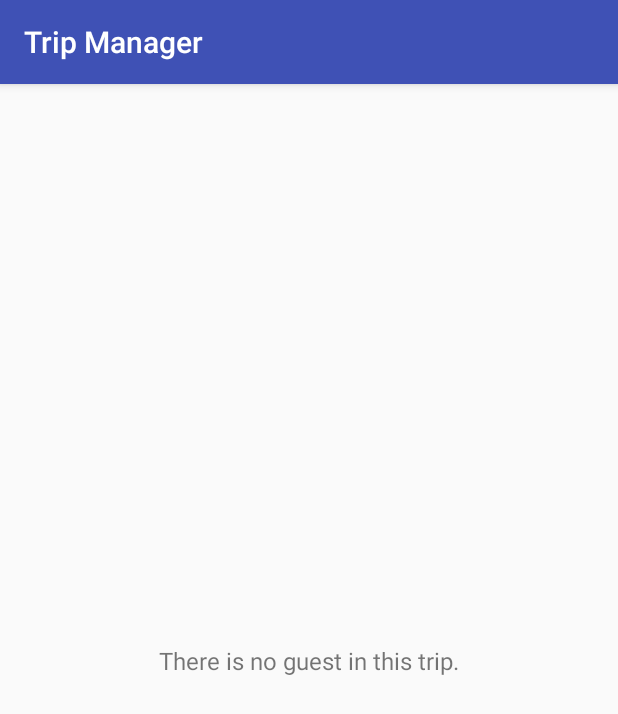
After one commit to jules-larue/trip-manager, an Android app: the GuestsActivity screen opened directly, with no data from a screen before it, on a phone screen of 412 x 824 dp. The commit adds this screen. Shown: the top 714 px of the screen. Run offline under Robolectric (Android 15) with nearby library versions, the phone set to English and light mode, and no system bars; 1 statement that could not run was skipped.

Commit message:
Activity with the list of guests of a trip

```diff
--- /dev/null
+++ b/app/src/main/java/com/example/android/tripmanager/activity/GuestsActivity.java
@@ -0,0 +1,71 @@
+package com.example.android.tripmanager.activity;
+
+import android.support.v7.app.AppCompatActivity;
+import android.os.Bundle;
+import android.support.v7.widget.LinearLayoutManager;
+import android.support.v7.widget.RecyclerView;
+import android.view.View;
+import android.widget.TextView;
+
+import com.example.android.tripmanager.R;
+import com.example.android.tripmanager.adapter.GuestsAdapter;
+import com.example.android.tripmanager.database.bean.UserBean;
+import com.example.android.tripmanager.database.dao.TripDao;
+import com.example.android.tripmanager.database.dao.UserDao;
+
+import java.util.ArrayList;
+
+public class GuestsActivity extends AppCompatActivity {
+
+    private TextView mTvNbGuests;
+
+    private RecyclerView mGuestsList;
+
+    private TextView mTvNoGuest;
+
+    private long mTripId;
+
+    public static final String EXTRA_TRIP_ID = "tripId";
+
+    @Override
+    protected void onCreate(Bundle savedInstanceState) {
+        super.onCreate(savedInstanceState);
+        setContentView(R.layout.activity_guests);
+
+        mTvNbGuests = findViewById(R.id.tv_nb_guests);
+        mGuestsList = findViewById(R.id.rv_guests);
+        mTvNoGuest = findViewById(R.id.tv_no_guest);
+        mGuestsList.setLayoutManager(new LinearLayoutManager(this));
+
+        mTripId = getIntent()
+                .getExtras()
+                .getLong(EXTRA_TRIP_ID);
+
+        TripDao tripDao = new TripDao(this);
+        ArrayList<UserBean> guests = tripDao.getGuestsByTripId(mTripId);
+        GuestsAdapter guestsAdapter = new GuestsAdapter(this, guests);
+        mGuestsList.setAdapter(guestsAdapter);
+
+        if (guests.isEmpty()) {
+            // No guest in the trip
+            mTvNbGuests.setVisibility(View.GONE);
+            mGuestsList.setVisibility(View.GONE);
+            mTvNoGuest.setVisibility(View.VISIBLE);
+        } else {
+            // At least one guest
+            mTvNbGuests.setVisibility(View.VISIBLE);
+            mGuestsList.setVisibility(View.VISIBLE);
+            mTvNoGuest.setVisibility(View.GONE);
+
+            // Init the number of guests text view
+            if (guests.size() == 1) {
+                mTvNbGuests.setText(getString(R.string.one_guest));
+            } else {
+                // More than 1 guest
+                String nbGuestsText = String.format(getString(R.string.n_guests),
+                        guests.size());
+                mTvNbGuests.setText(nbGuestsText);
+            }
+        }
+    }
+}
--- a/app/src/main/java/com/example/android/tripmanager/adapter/GuestsAdapter.java
+++ b/app/src/main/java/com/example/android/tripmanager/adapter/GuestsAdapter.java
@@ -2,6 +2,7 @@ package com.example.android.tripmanager.adapter;
 
 import android.content.Context;
 import android.support.v7.widget.RecyclerView;
+import android.util.Log;
 import android.view.LayoutInflater;
 import android.view.View;
 import android.view.ViewGroup;
@@ -34,6 +35,7 @@ public class GuestsAdapter extends RecyclerView.Adapter<GuestsAdapter.GuestViewH
     @Override
     public void onBindViewHolder(GuestViewHolder holder, int position) {
         UserBean user = mGuests.get(position);
+        Log.d("BADA", position + " : " + user.getNickname());
 
         holder.nickname.setText(user.getNickname());
 
--- /dev/null
+++ b/app/src/main/res/layout/activity_guests.xml
@@ -0,0 +1,36 @@
+<?xml version="1.0" encoding="utf-8"?>
+<android.support.constraint.ConstraintLayout xmlns:android="http://schemas.android.com/apk/res/android"
+    xmlns:tools="http://schemas.android.com/tools"
+    android:layout_width="match_parent"
+    android:layout_height="match_parent"
+    xmlns:app="http://schemas.android.com/apk/res-auto"
+    tools:context=".activity.GuestsActivity">
+
+    <TextView
+        android:id="@+id/tv_nb_guests"
+        android:layout_width="wrap_content"
+        android:layout_height="wrap_content"
+        android:textSize="20sp"
+        android:padding="16dp"/>
+
+    <android.support.v7.widget.RecyclerView
+        android:id="@+id/rv_guests"
+        android:layout_width="match_parent"
+        android:layout_height="0dp"
+        app:layout_constraintTop_toBottomOf="@id/tv_nb_guests"
+        app:layout_constraintBottom_toBottomOf="parent">
+
+    </android.support.v7.widget.RecyclerView>
+
+    <TextView
+        android:id="@+id/tv_no_guest"
+        android:layout_width="wrap_content"
+        android:layout_height="wrap_content"
+        android:text="@string/no_guest_in_trip"
+        android:textSize="16sp"
+        app:layout_constraintTop_toTopOf="parent"
+        app:layout_constraintRight_toRightOf="parent"
+        app:layout_constraintBottom_toBottomOf="parent"
+        app:layout_constraintLeft_toLeftOf="parent"/>
+
+</android.support.constraint.ConstraintLayout>
--- a/app/src/main/res/values/strings.xml
+++ b/app/src/main/res/values/strings.xml
@@ -81,4 +81,8 @@
 
     <string name="news_feed">News feed</string>
 
+    <string name="one_guest">1 guest</string>
+    <string name="n_guests">%d guests</string>
+    <string name="no_guest_in_trip">There is no guest in this trip.</string>
+
 </resources>
```
Also changed, not shown: app/src/main/AndroidManifest.xml (+4 -3 lines), app/src/main/java/com/example/android/tripmanager/activity/GuestsListActivity.java (deleted, +0 -17 lines), app/src/main/java/com/example/android/tripmanager/activity/TripActivitiesListActivity.java (+11 -0 lines), app/src/main/res/layout/activity_trip_activities_list.xml (+10 -0 lines), app/src/main/res/layout/guest_item.xml (+9 -1 lines), app/src/main/res/drawable-hdpi/ic_group_white_24dp.png (added), app/src/main/res/drawable-mdpi/ic_group_white_24dp.png (added), app/src/main/res/drawable-xhdpi/ic_group_white_24dp.png (added), app/src/main/res/drawable-xxhdpi/ic_group_white_24dp.png (added), app/src/main/res/drawable-xxxhdpi/ic_group_white_24dp.png (added).
